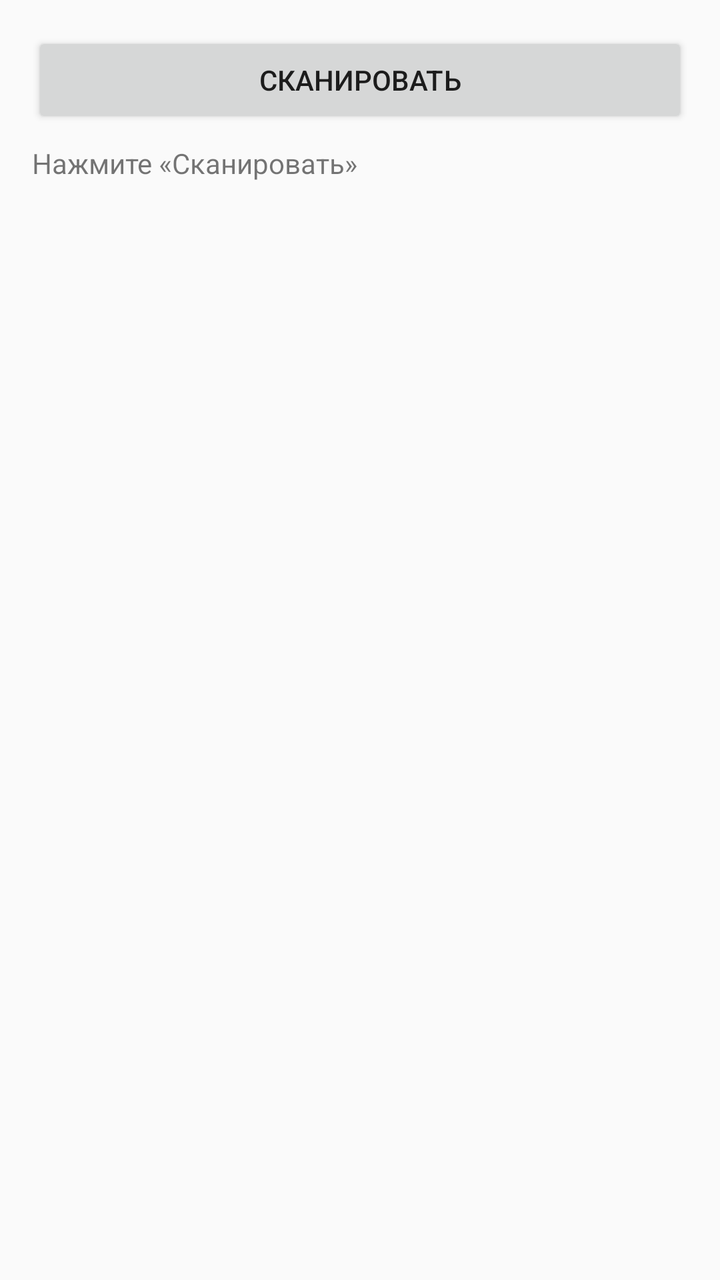
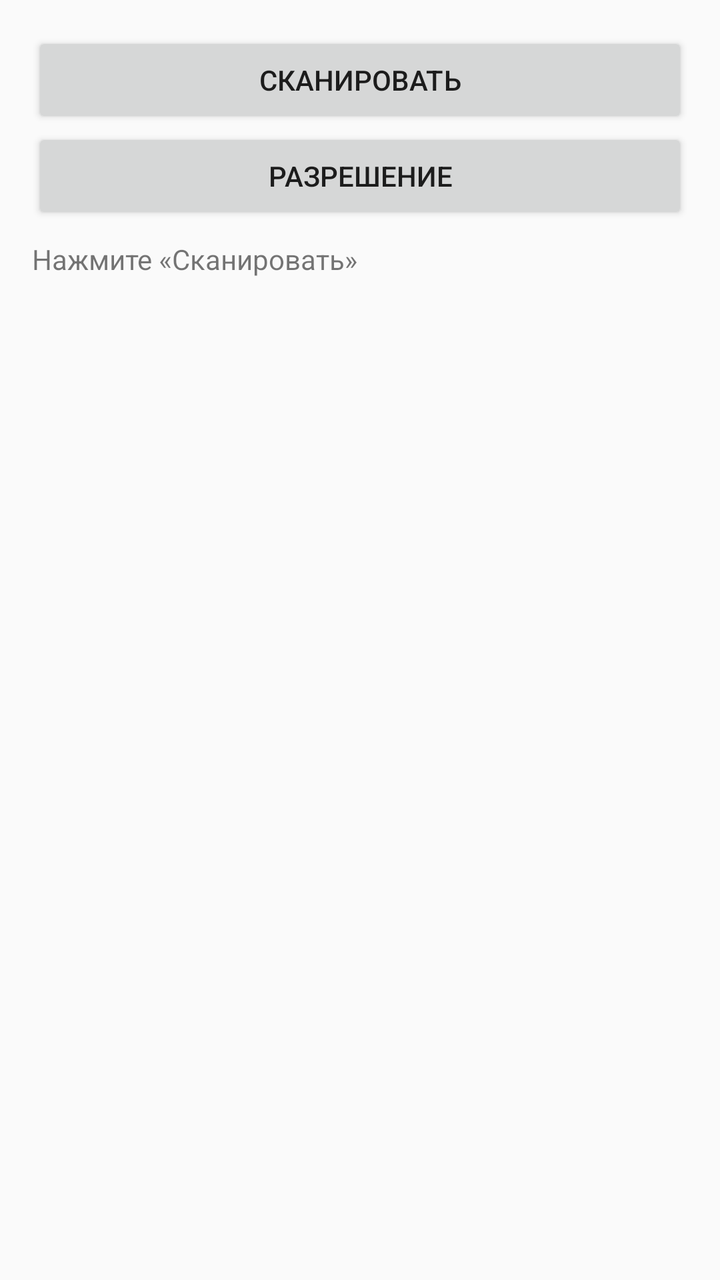

The first picture is an Android layout as it rendered before a commit; the second is the same layout after the commit. The layout source and the unified diff follow.
<!-- AndroidManifest.xml: application theme Theme.AppCompat.Light.DarkActionBar -->
<!-- res/layout/activity_main.xml -->
<?xml version="1.0" encoding="utf-8"?>
<LinearLayout xmlns:android="http://schemas.android.com/apk/res/android"
    android:layout_width="match_parent"
    android:layout_height="match_parent"
    android:orientation="vertical"
    android:padding="16dp">

    <Button
        android:id="@+id/btn_scan"
        android:layout_width="match_parent"
        android:layout_height="wrap_content"
        android:text="Сканировать" />

    <TextView
        android:id="@+id/tv_status"
        android:layout_width="wrap_content"
        android:layout_height="wrap_content"
        android:layout_marginTop="8dp"
        android:text="Нажмите «Сканировать»" />

    <androidx.recyclerview.widget.RecyclerView
        android:id="@+id/recycler_apps"
        android:layout_width="match_parent"
        android:layout_height="0dp"
        android:layout_weight="1"
        android:layout_marginTop="8dp" />

</LinearLayout>
<!-- resources referenced by this layout -->
<resources>

</resources>

<!-- the commit's change to res/layout/activity_main.xml (unified diff, before → after) -->
@@ -10,6 +10,11 @@
         android:layout_width="match_parent"
         android:layout_height="wrap_content"
         android:text="Сканировать" />
+    <Button
+        android:id="@+id/btn_permission"
+        android:layout_width="match_parent"
+        android:layout_height="wrap_content"
+        android:text="Разрешение" />
 
     <TextView
         android:id="@+id/tv_status"
